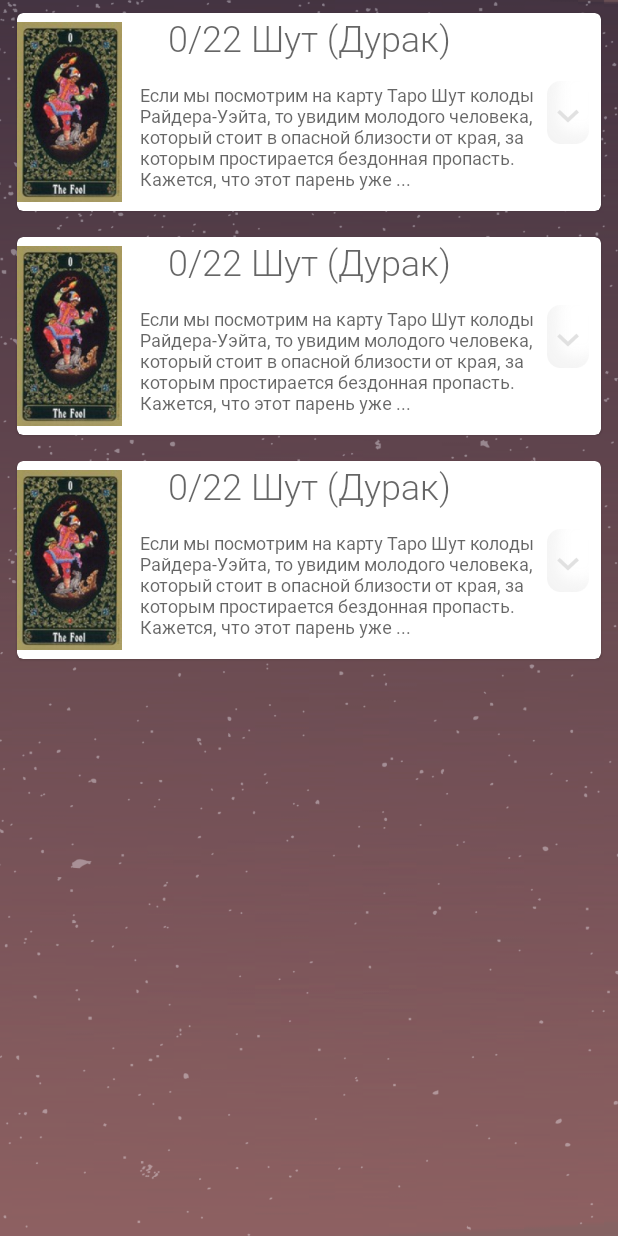
After one commit to JoraMormont1/MyTarot, an Android app: the layout card_list_fragment.xml on its own in the app's theme, with its tools: preview values and no code run, on a phone screen of 412 x 824 dp. The commit adds this screen. Run offline under Robolectric (Android 15) with nearby library versions, the phone set to English and light mode, and no system bars.

Commit message:
start working with cardlist presentation layer

```diff
--- a/app/build.gradle
+++ b/app/build.gradle
@@ -44,6 +44,7 @@ dependencies {
     implementation 'androidx.appcompat:appcompat:1.4.1'
     implementation 'com.google.android.material:material:1.5.0'
     implementation 'androidx.constraintlayout:constraintlayout:2.1.3'
+    implementation 'androidx.lifecycle:lifecycle-livedata-ktx:2.4.1'
     testImplementation 'junit:junit:4.13.2'
 
     implementation 'androidx.navigation:navigation-fragment-ktx:2.4.1'
--- a/app/src/main/AndroidManifest.xml
+++ b/app/src/main/AndroidManifest.xml
@@ -10,7 +10,7 @@
         android:supportsRtl="true"
         android:theme="@style/Theme.MyTarot">
         <activity
-            android:name=".DirectoryActivity"
+            android:name=".presentation.DirectoryActivity"
             android:exported="true">
             <intent-filter>
                 <action android:name="android.intent.action.MAIN" />
--- a/app/src/main/java/com/example/mytarot/domain/usecases/GetCardsByArcanaUseCase.kt
+++ b/app/src/main/java/com/example/mytarot/domain/usecases/GetCardsByArcanaUseCase.kt
@@ -1,4 +1,4 @@
 package com.example.mytarot.domain.usecases
 
-class GetCardsByArcanaUseCase {
+class GetCardsByArcanaUseCase(private val shopListRepository: ShopListRepository) {
 }
--- a/app/src/main/java/com/example/mytarot/DirectoryActivity.kt
+++ b/app/src/main/java/com/example/mytarot/presentation/DirectoryActivity.kt
@@ -1,7 +1,8 @@
-package com.example.mytarot
+package com.example.mytarot.presentation
 
 import androidx.appcompat.app.AppCompatActivity
 import android.os.Bundle
+import com.example.mytarot.R
 
 class DirectoryActivity : AppCompatActivity() {
     override fun onCreate(savedInstanceState: Bundle?) {
--- a/app/src/main/res/layout/activity_directory.xml
+++ b/app/src/main/res/layout/activity_directory.xml
@@ -5,7 +5,7 @@
     android:layout_width="match_parent"
     android:layout_height="match_parent"
     android:background="@drawable/background"
-    tools:context=".DirectoryActivity">
+    tools:context=".presentation.DirectoryActivity">
 
     <androidx.appcompat.widget.AppCompatButton
         android:id="@+id/buttonHighArc"
--- /dev/null
+++ b/app/src/main/res/layout/card_list_fragment.xml
@@ -0,0 +1,21 @@
+<?xml version="1.0" encoding="utf-8"?>
+<androidx.constraintlayout.widget.ConstraintLayout xmlns:android="http://schemas.android.com/apk/res/android"
+    xmlns:tools="http://schemas.android.com/tools"
+    xmlns:app="http://schemas.android.com/apk/res-auto"
+    android:layout_width="match_parent"
+    android:layout_height="match_parent"
+    tools:context=".presentation.CardListFragment"
+    android:background="@drawable/background">
+
+    <androidx.recyclerview.widget.RecyclerView
+        android:id="@+id/rv_card_list"
+        android:layout_width="0dp"
+        android:layout_height="0dp"
+        app:layout_constraintBottom_toBottomOf="parent"
+        app:layout_constraintEnd_toEndOf="parent"
+        app:layout_constraintStart_toStartOf="parent"
+        app:layout_constraintTop_toTopOf="parent"
+        app:layoutManager="androidx.recyclerview.widget.LinearLayoutManager"
+        tools:listitem="@layout/item_card"/>
+
+</androidx.constraintlayout.widget.ConstraintLayout>
--- a/app/src/main/res/layout/item_card.xml
+++ b/app/src/main/res/layout/item_card.xml
@@ -1,8 +1,18 @@
 <?xml version="1.0" encoding="utf-8"?>
-<layout xmlns:tools="http://schemas.android.com/tools"
-    xmlns:android="http://schemas.android.com/apk/res/android"
-    xmlns:app="http://schemas.android.com/apk/res-auto">
-    <androidx.cardview.widget.CardView
+<layout
+    >
+    <data>
+        <variable
+            name="card"
+            type="com.example.mytarot.domain.entity.Card" />
+
+        <variable
+            name="viewModel"
+            type="com.example.mytarot.domain.entity.Card" />
+    </data>
+    <androidx.cardview.widget.CardView xmlns:tools="http://schemas.android.com/tools"
+        xmlns:android="http://schemas.android.com/apk/res/android"
+        xmlns:app="http://schemas.android.com/apk/res-auto"
         android:layout_width="match_parent"
         android:layout_height="wrap_content"
         android:layout_marginStart="8dp"
@@ -11,7 +21,8 @@
         android:layout_marginBottom="4dp"
         app:cardCornerRadius="4dp"
         app:cardElevation="1dp"
-        app:cardUseCompatPadding="true">
+        app:cardUseCompatPadding="true"
+        android:background="#80000000">
 
         <androidx.constraintlayout.widget.ConstraintLayout
             android:layout_width="match_parent"
@@ -31,6 +42,7 @@
                 android:layout_width="wrap_content"
                 android:layout_height="wrap_content"
                 android:fontFamily="@font/roboto_light"
+                cardTitle="@{}"
                 android:hint="0/22 Шут (Дурак)"
                 android:textAlignment="center"
                 android:textColor="@color/white"
```
Also changed, not shown: app/src/main/java/com/example/mytarot/presentation/BindingAdapters.kt (added, +20 -0 lines), app/src/main/java/com/example/mytarot/presentation/CardDiffCallback.kt (added, +15 -0 lines), app/src/main/java/com/example/mytarot/presentation/CardListAdapter.kt (added, +46 -0 lines), app/src/main/java/com/example/mytarot/presentation/CardListFragment.kt (added, +32 -0 lines), app/src/main/java/com/example/mytarot/presentation/CardListViewModel.kt (added, +37 -0 lines), app/src/main/java/com/example/mytarot/presentation/CardViewHolder.kt (added, +8 -0 lines).
